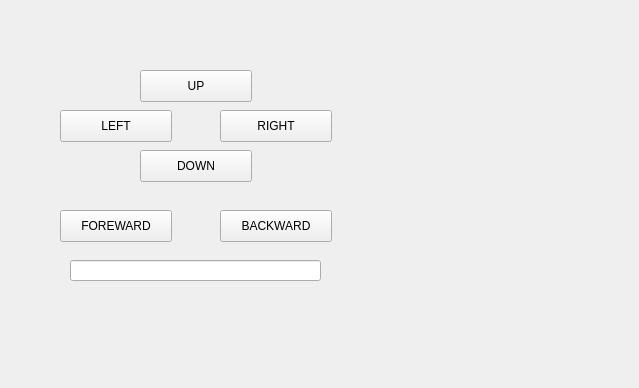
The window that Desktop App/widget.ui (msultani/Robotic-Interactive-Computing-System-RICS) describes before a commit, drawn with Qt 5.
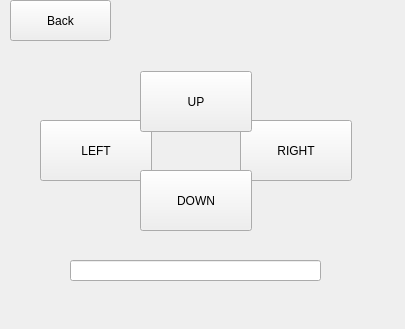
The same window after the commit. The open tabs and pages were chosen to show the change. Custom widgets are drawn as their Qt base class.

Commit message: Beginning implementation of hover mode, multiple pages

Diff of the .ui file:
```diff
--- a/Desktop App/widget.ui
+++ b/Desktop App/widget.ui
@@ -6,68 +6,39 @@
    <rect>
     <x>0</x>
     <y>0</y>
-    <width>639</width>
-    <height>388</height>
+    <width>405</width>
+    <height>329</height>
    </rect>
   </property>
   <property name="windowTitle">
    <string>Widget</string>
   </property>
-  <widget class="QPushButton" name="upButton">
+  <widget class="QStackedWidget" name="stackedWidget">
    <property name="geometry">
     <rect>
-     <x>140</x>
-     <y>70</y>
-     <width>112</width>
-     <height>32</height>
+     <x>0</x>
+     <y>0</y>
+     <width>401</width>
+     <height>331</height>
     </rect>
    </property>
-   <property name="text">
-    <string>UP</string>
+   <property name="currentIndex">
+    <number>1</number>
    </property>
-  </widget>
-  <widget class="QPushButton" name="leftButton">
+   <widget class="QWidget" name="page">
+    <widget class="QHoverSensitiveButton" name="rightButton">
    <property name="geometry">
     <rect>
-     <x>60</x>
-     <y>110</y>
+       <x>240</x>
+       <y>120</y>
      <width>112</width>
-     <height>32</height>
-    </rect>
-   </property>
-   <property name="mouseTracking">
-    <bool>true</bool>
-   </property>
-   <property name="text">
-    <string>LEFT</string>
-   </property>
-  </widget>
-  <widget class="QPushButton" name="rightButton">
-   <property name="geometry">
-    <rect>
-     <x>220</x>
-     <y>110</y>
-     <width>112</width>
-     <height>32</height>
+       <height>61</height>
     </rect>
    </property>
    <property name="text">
     <string>RIGHT</string>
    </property>
   </widget>
-  <widget class="QPushButton" name="downButton">
-   <property name="geometry">
-    <rect>
-     <x>140</x>
-     <y>150</y>
-     <width>112</width>
-     <height>32</height>
-    </rect>
-   </property>
-   <property name="text">
-    <string>DOWN</string>
-   </property>
-  </widget>
   <widget class="QLineEdit" name="lineEdit">
    <property name="geometry">
     <rect>
@@ -78,34 +49,103 @@
     </rect>
    </property>
   </widget>
+    <widget class="QHoverSensitiveButton" name="leftButton">
+     <property name="geometry">
+      <rect>
+       <x>40</x>
+       <y>120</y>
+       <width>112</width>
+       <height>61</height>
+      </rect>
+     </property>
+     <property name="mouseTracking">
+      <bool>true</bool>
+     </property>
+     <property name="text">
+      <string>LEFT</string>
+     </property>
+    </widget>
+    <widget class="QHoverSensitiveButton" name="downButton">
+     <property name="geometry">
+      <rect>
+       <x>140</x>
+       <y>170</y>
+       <width>112</width>
+       <height>61</height>
+      </rect>
+     </property>
+     <property name="text">
+      <string>DOWN</string>
+     </property>
+    </widget>
+    <widget class="QHoverSensitiveButton" name="upButton">
+     <property name="geometry">
+      <rect>
+       <x>140</x>
+       <y>71</y>
+       <width>112</width>
+       <height>61</height>
+      </rect>
+     </property>
+     <property name="text">
+      <string>UP</string>
+     </property>
+    </widget>
   <widget class="QPushButton" name="pushButton">
    <property name="geometry">
     <rect>
-     <x>60</x>
-     <y>210</y>
-     <width>112</width>
-     <height>32</height>
+       <x>10</x>
+       <y>0</y>
+       <width>101</width>
+       <height>41</height>
     </rect>
    </property>
    <property name="text">
-    <string>FOREWARD</string>
-   </property>
-  </widget>
-  <widget class="QPushButton" name="pushButton_2">
+      <string>Back</string>
+     </property>
+    </widget>
+   </widget>
+   <widget class="QWidget" name="page_2">
+    <widget class="QHoverSensitiveButton" name="beginButton">
    <property name="geometry">
     <rect>
-     <x>220</x>
-     <y>210</y>
-     <width>112</width>
-     <height>32</height>
+       <x>41</x>
+       <y>70</y>
+       <width>321</width>
+       <height>91</height>
     </rect>
    </property>
    <property name="text">
-    <string>BACKWARD</string>
-   </property>
+      <string>Begin</string>
+     </property>
+     <property name="checkable">
+      <bool>false</bool>
+     </property>
+    </widget>
+    <widget class="QHoverSensitiveButton" name="hoverButton">
+     <property name="geometry">
+      <rect>
+       <x>100</x>
+       <y>180</y>
+       <width>201</width>
+       <height>81</height>
+      </rect>
+     </property>
+     <property name="text">
+      <string>Hover Mode?</string>
+     </property>
+    </widget>
+   </widget>
   </widget>
  </widget>
  <layoutdefault spacing="6" margin="11"/>
+ <customwidgets>
+  <customwidget>
+   <class>QHoverSensitiveButton</class>
+   <extends>QPushButton</extends>
+   <header>qhoversensitivebutton.h</header>
+  </customwidget>
+ </customwidgets>
  <resources/>
  <connections/>
 </ui>
```
Lines whose indentation alone changed are shown as unchanged. The commit also changes 6 other files.
